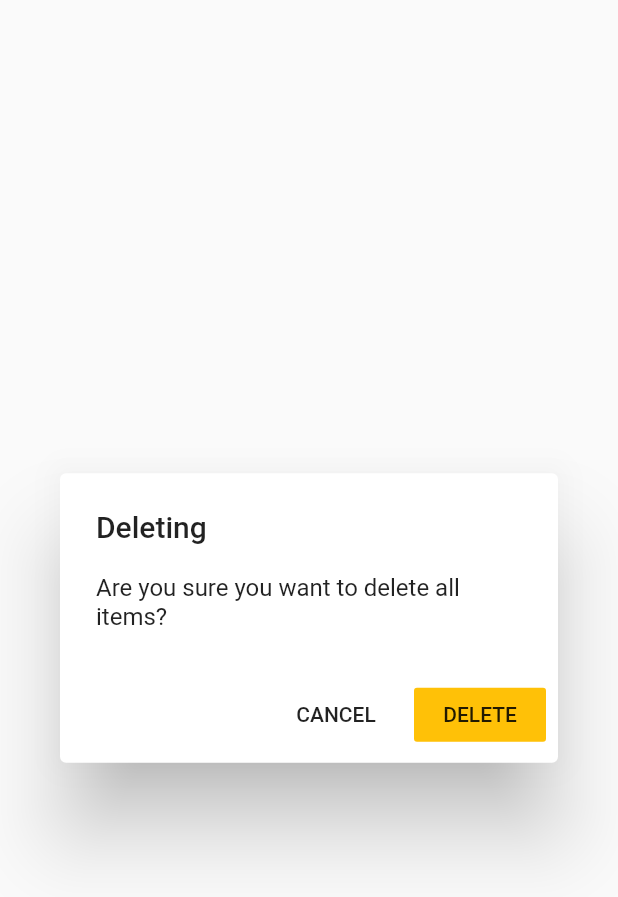
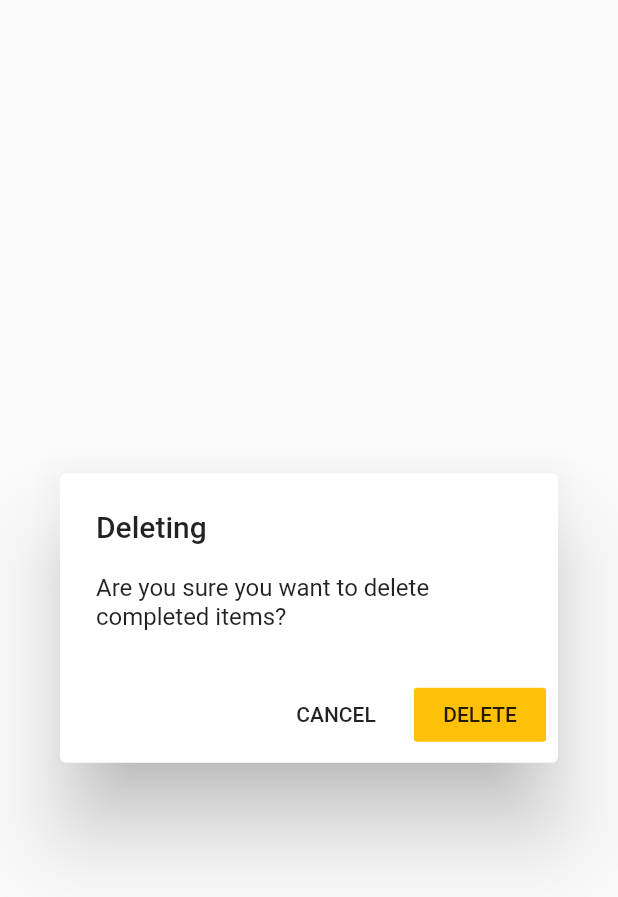
Before and after one commit to Albert221/FastShopping, a Flutter app: the ConfirmDialog widget shown alone on an empty page, opened directly, on a phone screen of 412 x 824 dp. Shown: the top 897 px of the screen. Run offline on Flutter 3.47's test engine with Material 2 defaults, Android fonts, the phone set to English and light mode, and no system bars; our stand-ins replace shared_preferences; accounts and stored records are empty.

Commit message:
Add localization for delete completed message

```diff
--- a/lib/l10n/intl_en.arb
+++ b/lib/l10n/intl_en.arb
@@ -1,5 +1,5 @@
 {
-  "@@last_modified": "2018-12-18T20:44:01.022159",
+  "@@last_modified": "2018-12-23T15:21:39.455633",
   "appTitle": "Fast shopping",
   "@appTitle": {
     "description": "Application title.",
@@ -48,9 +48,9 @@
     "type": "text",
     "placeholders": {}
   },
-  "deleteDialogDescriptionAll": "Are you sure you want to delete all items?",
-  "@deleteDialogDescriptionAll": {
-    "description": "Description in alert when deleting all items.",
+  "deleteDialogDescriptionCompleted": "Are you sure you want to delete completed items?",
+  "@deleteDialogDescriptionCompleted": {
+    "description": "Description in alert when deleting completed items.",
     "type": "text",
     "placeholders": {}
   },
--- a/lib/l10n/intl_messages.arb
+++ b/lib/l10n/intl_messages.arb
@@ -1,5 +1,5 @@
 {
-  "@@last_modified": "2018-12-18T20:44:01.022159",
+  "@@last_modified": "2018-12-23T15:21:39.455633",
   "appTitle": "Fast shopping",
   "@appTitle": {
     "description": "Application title.",
@@ -48,9 +48,9 @@
     "type": "text",
     "placeholders": {}
   },
-  "deleteDialogDescriptionAll": "Are you sure you want to delete all items?",
-  "@deleteDialogDescriptionAll": {
-    "description": "Description in alert when deleting all items.",
+  "deleteDialogDescriptionCompleted": "Are you sure you want to delete completed items?",
+  "@deleteDialogDescriptionCompleted": {
+    "description": "Description in alert when deleting completed items.",
     "type": "text",
     "placeholders": {}
   },
--- a/lib/l10n/intl_pl.arb
+++ b/lib/l10n/intl_pl.arb
@@ -1,5 +1,5 @@
 {
-  "@@last_modified": "2018-12-18T20:44:01.022159",
+  "@@last_modified": "2018-12-23T15:21:39.455633",
   "appTitle": "Szybkie zakupy",
   "@appTitle": {
     "description": "Application title.",
@@ -48,9 +48,9 @@
     "type": "text",
     "placeholders": {}
   },
-  "deleteDialogDescriptionAll": "Czy na pewno chcesz usunąć te produkty?",
-  "@deleteDialogDescriptionAll": {
-    "description": "Description in alert when deleting all items.",
+  "deleteDialogDescriptionCompleted": "Czy na pewno chcesz usunąć zaznaczone produkty?",
+  "@deleteDialogDescriptionCompleted": {
+    "description": "Description in alert when deleting completed items.",
     "type": "text",
     "placeholders": {}
   },
--- a/lib/l10n/messages_en.dart
+++ b/lib/l10n/messages_en.dart
@@ -23,7 +23,7 @@ class MessageLookup extends MessageLookupByLibrary {
     "appTitle" : MessageLookupByLibrary.simpleMessage("Fast shopping"),
     "deleteDialogCancel" : MessageLookupByLibrary.simpleMessage("Cancel"),
     "deleteDialogConfirm" : MessageLookupByLibrary.simpleMessage("Delete"),
-    "deleteDialogDescriptionAll" : MessageLookupByLibrary.simpleMessage("Are you sure you want to delete all items?"),
+    "deleteDialogDescriptionCompleted" : MessageLookupByLibrary.simpleMessage("Are you sure you want to delete completed items?"),
     "deleteDialogDescriptionOne" : MessageLookupByLibrary.simpleMessage("Are you sure you want to delete this item?"),
     "deleteDialogTitle" : MessageLookupByLibrary.simpleMessage("Deleting"),
     "navigationTitle" : MessageLookupByLibrary.simpleMessage("Shopping list"),
--- a/lib/l10n/messages_pl.dart
+++ b/lib/l10n/messages_pl.dart
@@ -23,7 +23,7 @@ class MessageLookup extends MessageLookupByLibrary {
     "appTitle" : MessageLookupByLibrary.simpleMessage("Szybkie zakupy"),
     "deleteDialogCancel" : MessageLookupByLibrary.simpleMessage("Anuluj"),
     "deleteDialogConfirm" : MessageLookupByLibrary.simpleMessage("Usuń"),
-    "deleteDialogDescriptionAll" : MessageLookupByLibrary.simpleMessage("Czy na pewno chcesz usunąć te produkty?"),
+    "deleteDialogDescriptionCompleted" : MessageLookupByLibrary.simpleMessage("Czy na pewno chcesz usunąć zaznaczone produkty?"),
     "deleteDialogDescriptionOne" : MessageLookupByLibrary.simpleMessage("Czy na pewno chcesz usunąć ten produkt?"),
     "deleteDialogTitle" : MessageLookupByLibrary.simpleMessage("Usuwanie"),
     "navigationTitle" : MessageLookupByLibrary.simpleMessage("Lista zakupów"),
--- a/lib/localization.dart
+++ b/lib/localization.dart
@@ -56,10 +56,10 @@ class AppLocalizations {
           name: 'deleteDialogDescriptionOne',
           desc: 'Description in alert when deleting one item.');
 
-  String get deleteDialogDescriptionAll =>
-      Intl.message('Are you sure you want to delete all items?',
-          name: 'deleteDialogDescriptionAll',
-          desc: 'Description in alert when deleting all items.');
+  String get deleteDialogDescriptionCompleted =>
+      Intl.message('Are you sure you want to delete completed items?',
+          name: 'deleteDialogDescriptionCompleted',
+          desc: 'Description in alert when deleting completed items.');
 
   String get deleteDialogCancel =>
       Intl.message('Cancel', name: 'deleteDialogCancel');
--- a/lib/ui/confirm_dialog.dart
+++ b/lib/ui/confirm_dialog.dart
@@ -11,7 +11,7 @@ class ConfirmDialog extends StatelessWidget {
     return AlertDialog(
         title: Text(AppLocalizations.of(context).deleteDialogTitle),
         content: Text(all
-            ? AppLocalizations.of(context).deleteDialogDescriptionAll
+            ? AppLocalizations.of(context).deleteDialogDescriptionCompleted
             : AppLocalizations.of(context).deleteDialogDescriptionOne),
         actions: [
           FlatButton(
```
